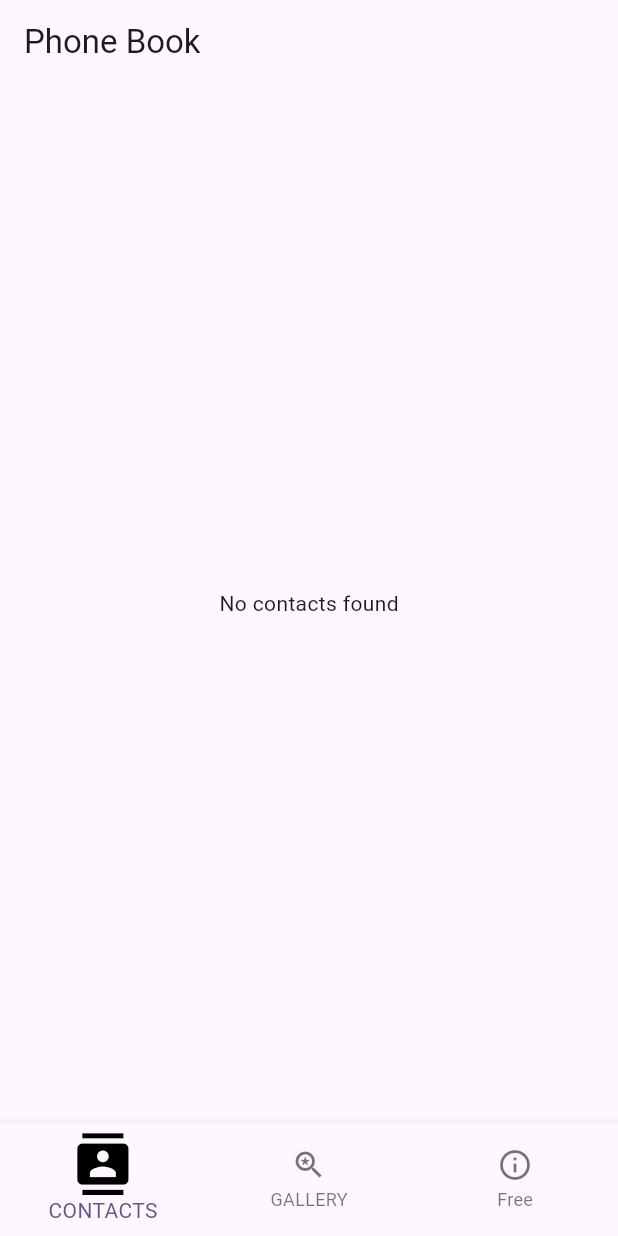
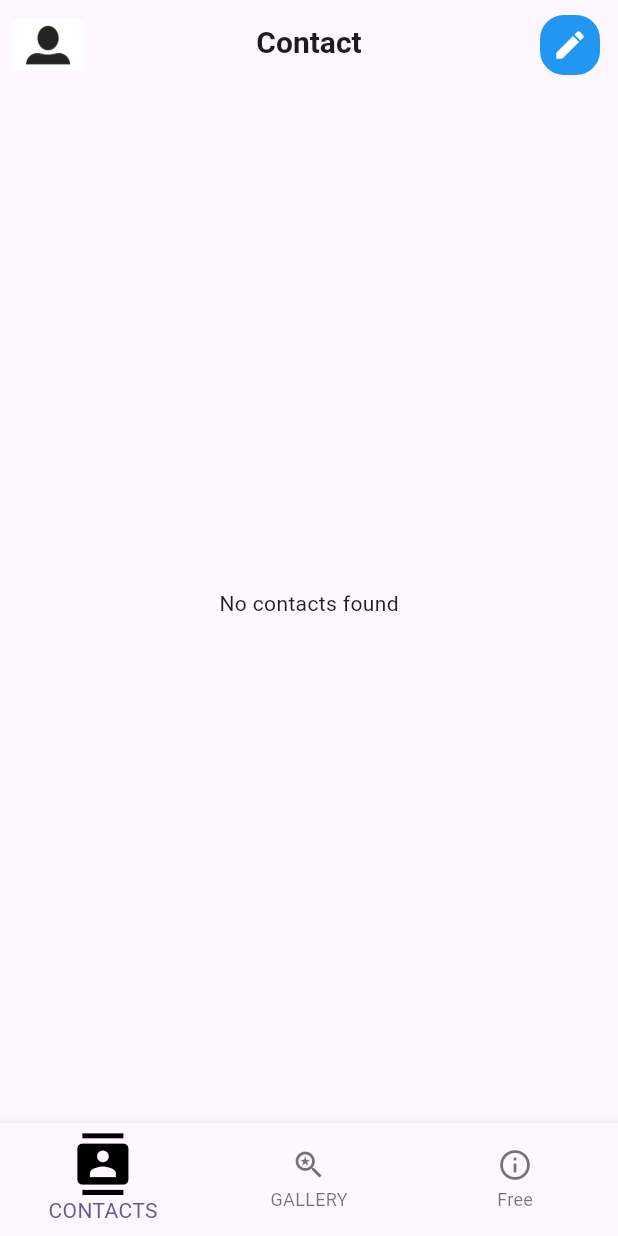
Before and after one commit to Jhbae8038/first_week, a Flutter app: the screen it shows after launch, on a phone screen of 412 x 824 dp. Run offline on Flutter 3.47's test engine with Material 3 defaults, Android fonts, the phone set to English and light mode, and no system bars; our stand-ins replace contacts_service, permission_handler.

Commit message:
phone book screen modify(1)

```diff
--- a/lib/screen/phonebook_screen.dart
+++ b/lib/screen/phonebook_screen.dart
@@ -13,18 +13,80 @@ class PhoneBookScreen extends StatefulWidget {
 
 class _PhoneBookScreenState extends State<PhoneBookScreen> {
   late Future<List<ContactModel>> contactList;
+  String _searchText = '';
+  FocusNode _focusNode = FocusNode();
+  ScrollController _scrollController = ScrollController();
 
   @override
   void initState() {
     super.initState();
     contactList = Util.getContactInfoFromPhoneContact();
+    _focusNode.addListener(() {setState(() {
+
+    });});
+    _scrollController.addListener(() {
+      if (_focusNode.hasFocus) {
+        _focusNode.unfocus();
+      }
+    });
   }
 
   @override
+  void dispose() {
+    // TODO: implement dispose
+    _focusNode.dispose();
+    _scrollController.dispose();
+    super.dispose();
+  }
+
+
+  @override
   Widget build(BuildContext context) {
-    return Scaffold(
+    return GestureDetector(
+      onTap: () {
+        FocusScope.of(context).requestFocus(FocusNode());
+      },
+      child: Scaffold(
         appBar: AppBar(
-        title: Text('Phone Book'),
+          title: const Text(
+            'Contact',
+            style: TextStyle(
+              fontWeight: FontWeight.bold,
+              fontSize: 20,
+            ),
+          ),
+          centerTitle: true,
+          leading: Padding(
+            padding: EdgeInsets.only(left: 8.0, top: 4.0),
+            child: ClipRRect(
+              borderRadius: BorderRadius.circular(12.0), // 둥근 모서리의 정도를 조정
+              child:
+                  Image.asset('asset/default_profile.png', fit: BoxFit.scaleDown),
+            ),
+          ),
+          actions: [
+            Padding(
+              padding: EdgeInsets.only(right: 8.0, top: 4.0),
+              child: IconButton(
+                style: ButtonStyle(
+                  backgroundColor:
+                      MaterialStateProperty.all<Color>(Colors.blue), // 박스 색상
+                  padding: MaterialStateProperty.all<EdgeInsets>(
+                      EdgeInsets.zero), // 패딩 설정
+                  shape: MaterialStateProperty.all<RoundedRectangleBorder>(
+                    RoundedRectangleBorder(
+                      borderRadius: BorderRadius.circular(16.0), // 둥근 모서리 설정
+                    ),
+                  ),
+                ),
+                icon: Icon(Icons.mode_edit,
+                    size: 24.0, color: Colors.white), // 연필 아이콘
+                onPressed: () {
+                  // 연락처 추가 액션
+                },
+              ),
+            ),
+          ],
         ),
         body: FutureBuilder<List<ContactModel>>(
             future: contactList,
@@ -44,8 +106,36 @@ class _PhoneBookScreenState extends State<PhoneBookScreen> {
                 List<ContactModel> contacts = snapshot.data!;
 
                 return SingleChildScrollView(
+                  physics: BouncingScrollPhysics(),
+                    controller: _scrollController,
                     child: Column(
                   children: [
+                    Padding(
+                      padding: const EdgeInsets.symmetric(horizontal: 16.0),
+                      child: TextField(
+                        focusNode: _focusNode,
+                        onChanged: (text) {
+                          setState(() {
+                            _searchText = text;
+                          });
+                        },
+                        decoration: InputDecoration(
+                          hintText: _focusNode.hasFocus ? null : 'Search',
+                          hintStyle: TextStyle(color: Colors.grey.shade700),
+                          filled: true,
+                          fillColor: Colors.grey.shade300,
+                          contentPadding: EdgeInsets.symmetric(horizontal: 16.0),
+                          prefixIcon: _focusNode.hasFocus
+                              ? null
+                              : Icon(Icons.search, color: Colors.grey.shade700),
+                          border: OutlineInputBorder(
+                            borderSide: BorderSide.none,
+                            borderRadius: BorderRadius.circular(8.0),
+                          ),
+                        ),
+                        style: TextStyle(color: Colors.grey.shade800),
+                      ),
+                    ),
                     ...List.generate(contacts.length, (index) {
                       final contact = contacts[index];
                       return ListTile(
@@ -63,6 +153,7 @@ class _PhoneBookScreenState extends State<PhoneBookScreen> {
                 ));
               }
             }),
+      ),
     );
   }
 }
--- a/pubspec.yaml
+++ b/pubspec.yaml
@@ -60,6 +60,8 @@ flutter:
   # the material Icons class.
   uses-material-design: true
 
+  assets:
+    - asset/default_profile.png
   # To add assets to your application, add an assets section, like this:
   # assets:
   #   - images/a_dot_burr.jpeg
```
Also changed, not shown: asset/default_profile.png (added), 1 other file. Lines whose indentation alone changed are shown as unchanged.
